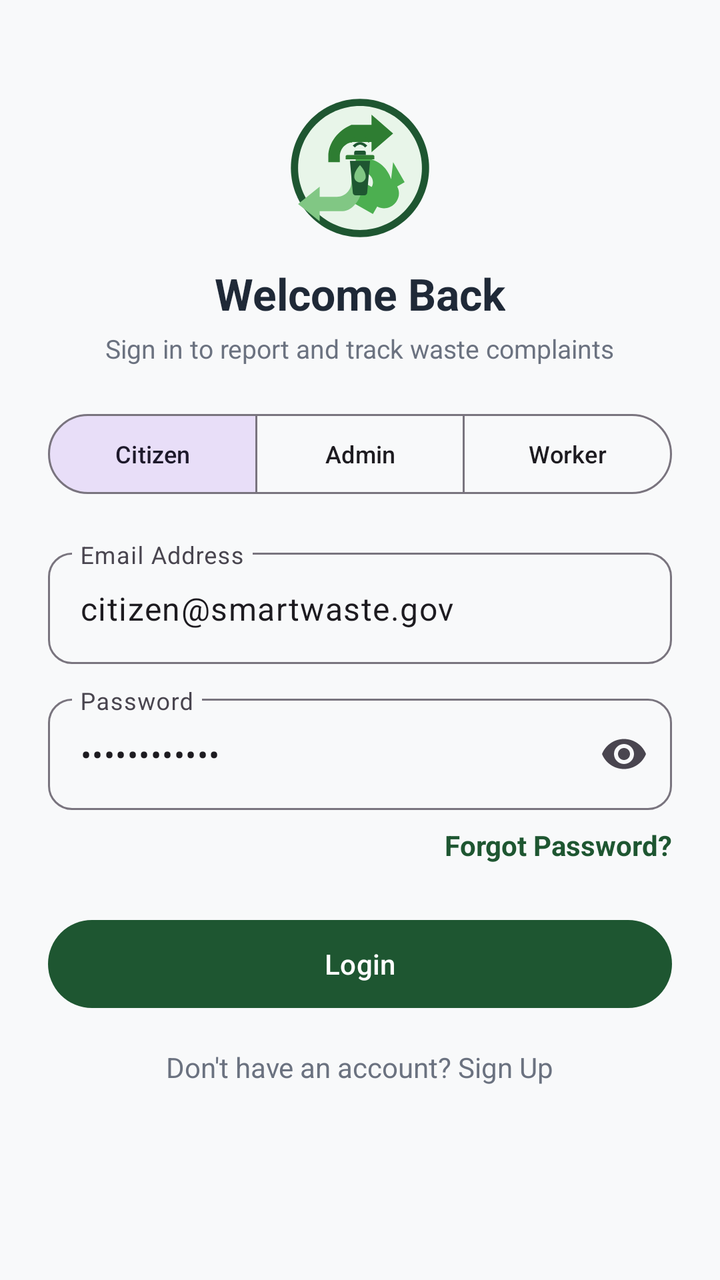
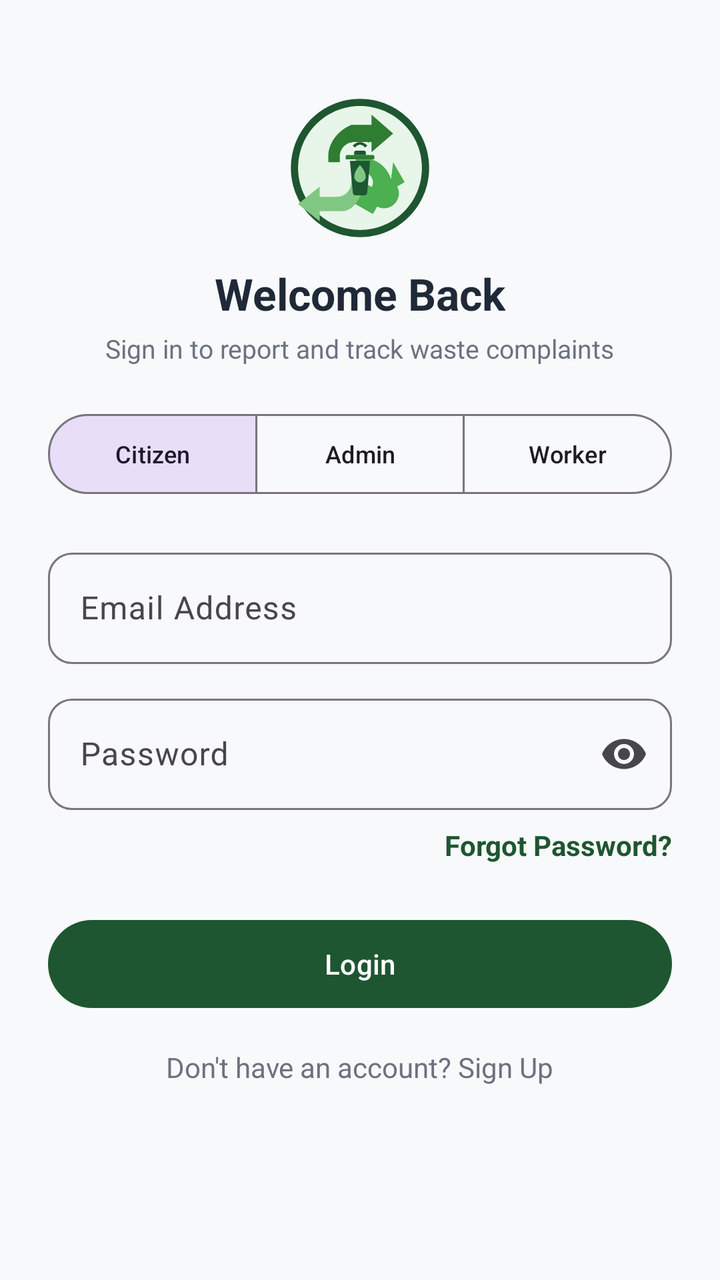

The first picture is an Android layout as it rendered before a commit; the second is the same layout after the commit. The layout source and the unified diff follow.
<!-- AndroidManifest.xml: application theme Theme.SmartMunicipalWasteManagementSystem -->
<!-- res/layout/fragment_login.xml -->
<?xml version="1.0" encoding="utf-8"?>
<ScrollView xmlns:android="http://schemas.android.com/apk/res/android"
    xmlns:app="http://schemas.android.com/apk/res-auto"
    android:layout_width="match_parent"
    android:layout_height="match_parent"
    android:background="@color/bg_slate_gray"
    android:fillViewport="true">

    <LinearLayout
        android:layout_width="match_parent"
        android:layout_height="wrap_content"
        android:gravity="center_horizontal"
        android:orientation="vertical"
        android:padding="24dp">

        <ImageView
            android:layout_width="72dp"
            android:layout_height="72dp"
            android:layout_marginTop="24dp"
            android:contentDescription="@string/app_logo_description"
            android:src="@drawable/ic_recycle_logo" />

        <TextView
            android:layout_width="wrap_content"
            android:layout_height="wrap_content"
            android:layout_marginTop="12dp"
            android:text="Welcome Back"
            android:textColor="@color/text_primary"
            android:textSize="22sp"
            android:textStyle="bold" />

        <TextView
            android:layout_width="wrap_content"
            android:layout_height="wrap_content"
            android:layout_marginTop="4dp"
            android:text="Sign in to report and track waste complaints"
            android:textColor="@color/text_secondary"
            android:textSize="13sp" />

        
        <com.google.android.material.button.MaterialButtonToggleGroup
            android:id="@+id/toggle_role"
            android:layout_width="match_parent"
            android:layout_height="wrap_content"
            android:layout_marginTop="20dp"
            app:checkedButton="@id/btn_role_citizen"
            app:singleSelection="true">

            <com.google.android.material.button.MaterialButton
                android:id="@+id/btn_role_citizen"
                style="@style/Widget.Material3.Button.OutlinedButton"
                android:layout_width="0dp"
                android:layout_height="wrap_content"
                android:layout_weight="1"
                android:text="Citizen"
                android:textSize="12sp" />

            <com.google.android.material.button.MaterialButton
                android:id="@+id/btn_role_admin"
                style="@style/Widget.Material3.Button.OutlinedButton"
                android:layout_width="0dp"
                android:layout_height="wrap_content"
                android:layout_weight="1"
                android:text="Admin"
                android:textSize="12sp" />

            <com.google.android.material.button.MaterialButton
                android:id="@+id/btn_role_worker"
                style="@style/Widget.Material3.Button.OutlinedButton"
                android:layout_width="0dp"
                android:layout_height="wrap_content"
                android:layout_weight="1"
                android:text="Worker"
                android:textSize="12sp" />
        </com.google.android.material.button.MaterialButtonToggleGroup>

        
        <com.google.android.material.textfield.TextInputLayout
            style="@style/Widget.Material3.TextInputLayout.OutlinedBox"
            android:layout_width="match_parent"
            android:layout_height="wrap_content"
            android:layout_marginTop="20dp"
            android:hint="Email Address"
            app:boxCornerRadiusBottomEnd="12dp"
            app:boxCornerRadiusBottomStart="12dp"
            app:boxCornerRadiusTopEnd="12dp"
            app:boxCornerRadiusTopStart="12dp">

            <com.google.android.material.textfield.TextInputEditText
                android:id="@+id/et_login_email"
                android:layout_width="match_parent"
                android:layout_height="wrap_content"
                android:inputType="textEmailAddress"
                android:text="citizen@smartwaste.gov" />
        </com.google.android.material.textfield.TextInputLayout>

        
        <com.google.android.material.textfield.TextInputLayout
            style="@style/Widget.Material3.TextInputLayout.OutlinedBox"
            android:layout_width="match_parent"
            android:layout_height="wrap_content"
            android:layout_marginTop="12dp"
            android:hint="Password"
            app:boxCornerRadiusBottomEnd="12dp"
            app:boxCornerRadiusBottomStart="12dp"
            app:boxCornerRadiusTopEnd="12dp"
            app:boxCornerRadiusTopStart="12dp"
            app:endIconMode="password_toggle">

            <com.google.android.material.textfield.TextInputEditText
                android:id="@+id/et_login_password"
                android:layout_width="match_parent"
                android:layout_height="wrap_content"
                android:inputType="textPassword"
                android:text="••••••••••••" />
        </com.google.android.material.textfield.TextInputLayout>

        <TextView
            android:id="@+id/tv_forgot_password"
            android:layout_width="wrap_content"
            android:layout_height="wrap_content"
            android:layout_gravity="end"
            android:layout_marginTop="8dp"
            android:text="Forgot Password?"
            android:textColor="@color/deep_forest_green"
            android:textStyle="bold" />

        <com.google.android.material.button.MaterialButton
            android:id="@+id/btn_login_submit"
            style="@style/Widget.App.Button.Pill"
            android:layout_width="match_parent"
            android:layout_height="52dp"
            android:layout_marginTop="24dp"
            android:text="Login" />

        <TextView
            android:id="@+id/tv_go_signup"
            android:layout_width="wrap_content"
            android:layout_height="wrap_content"
            android:layout_marginTop="16dp"
            android:text="Don't have an account? Sign Up"
            android:textColor="@color/text_secondary" />
    </LinearLayout>
</ScrollView>
<!-- resources referenced by this layout -->
<resources>
  <color name="bg_slate_gray">#F8F9FA</color>
  <color name="deep_forest_green">#1E5631</color>
  <color name="text_primary">#1F2937</color>
  <color name="text_secondary">#6B7280</color>
  <!-- drawable ic_recycle_logo: vector/xml drawable (drawable, 2413 chars, omitted) -->
  <string name="app_logo_description">Smart Municipal Waste System Logo</string>
  <style name="Widget.App.Button.Pill" parent="Widget.Material3.Button">
          <item name="backgroundTint">@color/deep_forest_green</item>
          <item name="cornerRadius">24dp</item>
          <item name="android:textColor">@color/white</item>
          <item name="android:paddingTop">12dp</item>
          <item name="android:paddingBottom">12dp</item>
      </style>
  <style name="Theme.SmartMunicipalWasteManagementSystem" parent="Base.Theme.SmartMunicipalWasteManagementSystem" />
  <color name="white">#FFFFFFFF</color>
  <style name="Base.Theme.SmartMunicipalWasteManagementSystem" parent="Theme.Material3.DayNight.NoActionBar">
          
          <item name="colorPrimary">@color/deep_forest_green</item>
          <item name="colorOnPrimary">@color/white</item>
          <item name="colorPrimaryContainer">@color/emerald_light</item>
          <item name="colorOnPrimaryContainer">@color/deep_forest_green</item>
          <item name="colorSecondary">@color/emerald_primary</item>
          <item name="colorOnSecondary">@color/white</item>
          <item name="android:windowBackground">@color/bg_slate_gray</item>
          <item name="android:statusBarColor">@color/deep_forest_green</item>
          <item name="android:windowLightStatusBar">false</item>
      </style>
  <color name="emerald_light">#E8F5E9</color>
  <color name="emerald_primary">#2E7D32</color>
</resources>

<!-- the commit's change to res/layout/fragment_login.xml (unified diff, before → after) -->
@@ -84,14 +84,14 @@
             app:boxCornerRadiusBottomEnd="12dp"
             app:boxCornerRadiusBottomStart="12dp"
             app:boxCornerRadiusTopEnd="12dp"
-            app:boxCornerRadiusTopStart="12dp">
+            app:boxCornerRadiusTopStart="12dp"
+            app:placeholderText="e.g. citizen@smartwaste.gov">
 
             <com.google.android.material.textfield.TextInputEditText
                 android:id="@+id/et_login_email"
                 android:layout_width="match_parent"
                 android:layout_height="wrap_content"
-                android:inputType="textEmailAddress"
-                android:text="citizen@smartwaste.gov" />
+                android:inputType="textEmailAddress" />
         </com.google.android.material.textfield.TextInputLayout>
 
         
@@ -105,14 +105,14 @@
             app:boxCornerRadiusBottomStart="12dp"
             app:boxCornerRadiusTopEnd="12dp"
             app:boxCornerRadiusTopStart="12dp"
-            app:endIconMode="password_toggle">
+            app:endIconMode="password_toggle"
+            app:placeholderText="Enter your password">
 
             <com.google.android.material.textfield.TextInputEditText
                 android:id="@+id/et_login_password"
                 android:layout_width="match_parent"
                 android:layout_height="wrap_content"
-                android:inputType="textPassword"
-                android:text="••••••••••••" />
+                android:inputType="textPassword" />
         </com.google.android.material.textfield.TextInputLayout>
 
         <TextView
